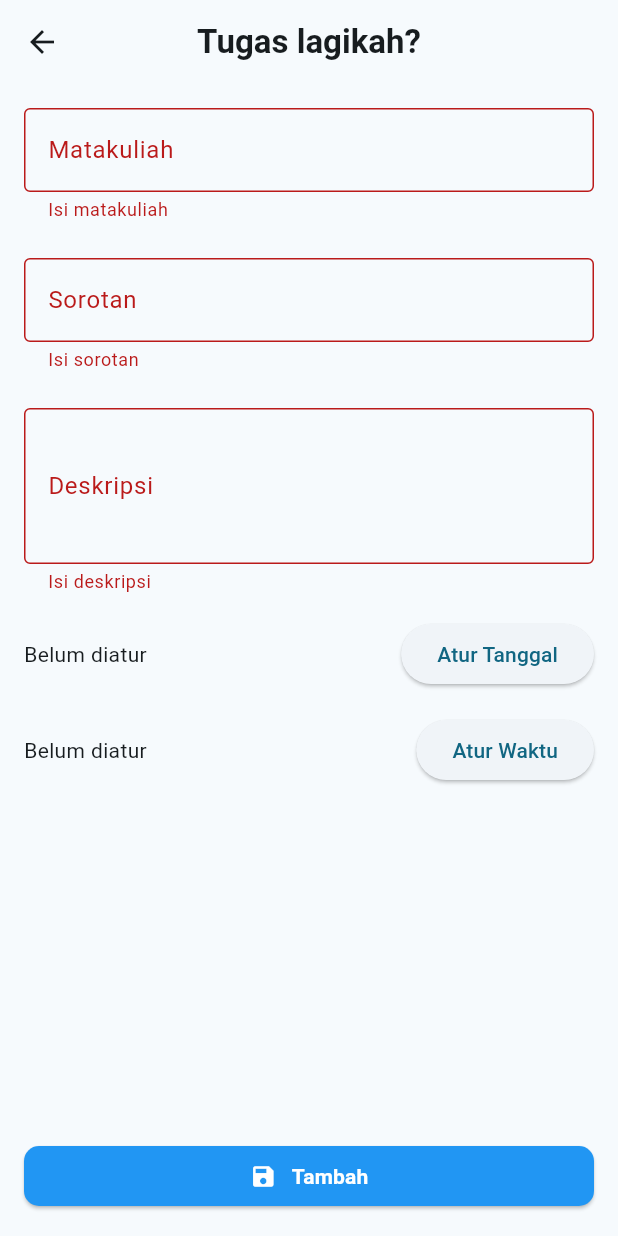
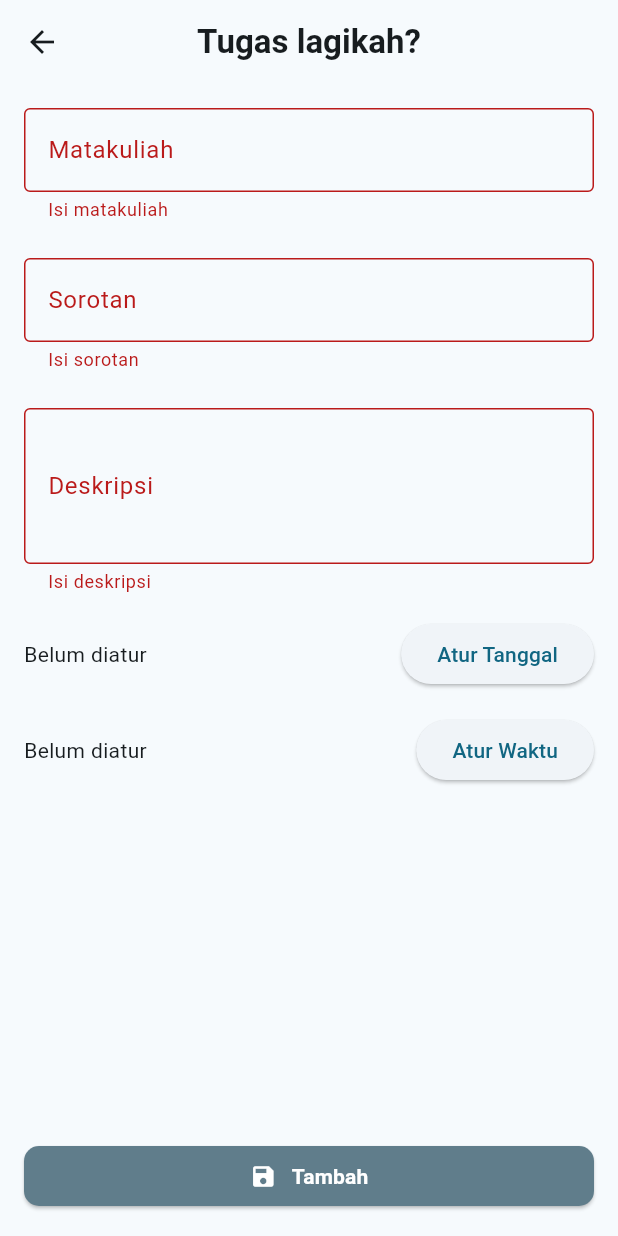
Before and after one commit to altafnajillah/tkpm-uts-project, a Flutter app: the AddFormPage screen opened directly, after a tap on "Tambah", on a phone screen of 412 x 824 dp. Run offline on Flutter 3.47's test engine with Material 3 defaults, Android fonts, the phone set to English and light mode, and no system bars; our stand-ins replace cloud_firestore, firebase_core; accounts and stored records are empty.

Commit message:
Fix keyboard bug

```diff
--- a/lib/main.dart
+++ b/lib/main.dart
@@ -20,7 +20,6 @@ class MyApp extends StatelessWidget {
       debugShowCheckedModeBanner: false,
       theme: ThemeData(
         colorScheme: ColorScheme.fromSeed(seedColor: Colors.blueGrey),
-        useMaterial3: true,
         // appBarTheme: const AppBarTheme(
         //   backgroundColor: Colors.blueGrey,
         //   foregroundColor: Colors.white,
--- a/lib/view/add.dart
+++ b/lib/view/add.dart
@@ -66,6 +66,7 @@ class _AddFormPageState extends State<AddFormPage> {
   @override
   Widget build(BuildContext context) {
     return Scaffold(
+      resizeToAvoidBottomInset: false,
       appBar: AppBar(
         title: const Text(
           'Tugas lagikah?',
@@ -163,7 +164,7 @@ class _AddFormPageState extends State<AddFormPage> {
               const Expanded(child: SizedBox()),
               ElevatedButton(
                 style: ElevatedButton.styleFrom(
-                  backgroundColor: Colors.blue,
+                  backgroundColor: Colors.blueGrey,
                   shape: RoundedRectangleBorder(
                     borderRadius: BorderRadius.circular(10),
                   ),
@@ -190,7 +191,7 @@ class _AddFormPageState extends State<AddFormPage> {
                     } else {
                       await TaskController().updateTask(task.id, task);
                     }
-                    Navigator.pushReplacement(
+                    Navigator.push(
                       context,
                       MaterialPageRoute(builder: (context) => const HomePage()),
                     );
--- a/pubspec.yaml
+++ b/pubspec.yaml
@@ -16,7 +16,7 @@ publish_to: 'none' # Remove this line if you wish to publish to pub.dev
 # https://developer.apple.com/library/archive/documentation/General/Reference/InfoPlistKeyReference/Articles/CoreFoundationKeys.html
 # In Windows, build-name is used as the major, minor, and patch parts
 # of the product and file versions while build-number is used as the build suffix.
-version: 1.0.0+1
+version: 1.0.0+1-alpha
 
 environment:
   sdk: ^3.7.2
```
